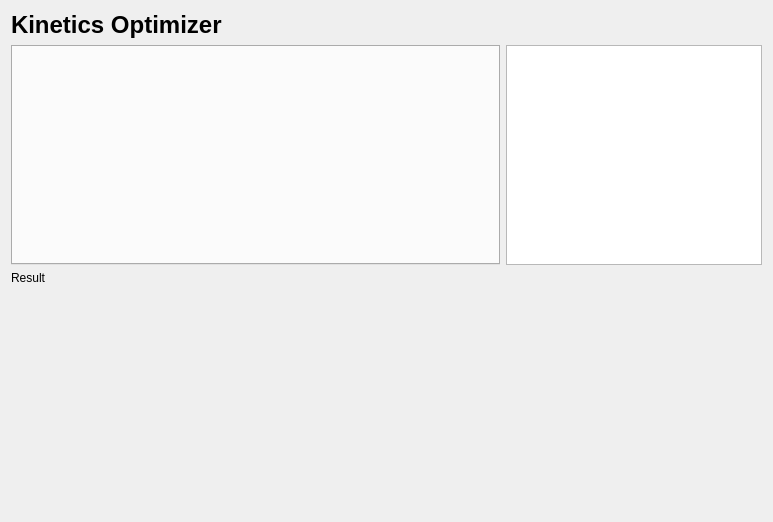
TUM-CBR/pymol-plugins, file cbr/kinetics/visual/KineticsOptimizer.ui: the form before one commit.
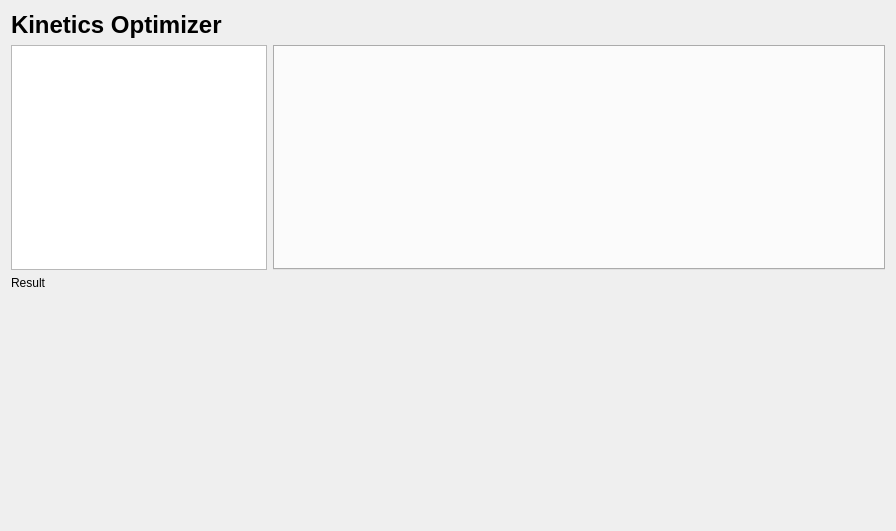
The form after the commit.

Commit message: [Kinetics] Add plot for ki and beta.

The edit to the form file:
```diff
--- a/cbr/kinetics/visual/KineticsOptimizer.ui
+++ b/cbr/kinetics/visual/KineticsOptimizer.ui
@@ -6,22 +6,35 @@
    <rect>
     <x>0</x>
     <y>0</y>
-    <width>773</width>
-    <height>522</height>
+    <width>896</width>
+    <height>531</height>
    </rect>
   </property>
   <property name="windowTitle">
    <string>Form</string>
   </property>
-  <layout class="QGridLayout" name="gridLayout" rowstretch="0,1,0,0,1" columnstretch="1,0">
-   <item row="3" column="0">
+  <layout class="QGridLayout" name="gridLayout" rowstretch="0,1,0,0,1" columnstretch="0,0,1">
+   <item row="1" column="0">
+    <widget class="QTableView" name="parametersTable"/>
+   </item>
+   <item row="4" column="0" colspan="3">
+    <widget class="QWidget" name="plotWidget" native="true"/>
+   </item>
+   <item row="1" column="1" colspan="2">
+    <widget class="QTabWidget" name="initalValuesWidget">
+     <property name="currentIndex">
+      <number>-1</number>
+     </property>
+    </widget>
+   </item>
+   <item row="2" column="0" colspan="3">
     <widget class="QLabel" name="label_4">
      <property name="text">
       <string>Result</string>
      </property>
     </widget>
    </item>
-   <item row="0" column="0">
+   <item row="0" column="0" colspan="3">
     <widget class="QLabel" name="label">
      <property name="styleSheet">
       <string notr="true">font-size: 24px;
@@ -32,19 +45,6 @@
      </property>
     </widget>
    </item>
-   <item row="1" column="1">
-    <widget class="QTableView" name="tableView"/>
-   </item>
-   <item row="1" column="0">
-    <widget class="QTabWidget" name="initalValuesWidget">
-     <property name="currentIndex">
-      <number>-1</number>
-     </property>
-    </widget>
-   </item>
-   <item row="4" column="0" colspan="2">
-    <widget class="QWidget" name="plotWidget" native="true"/>
-   </item>
   </layout>
  </widget>
  <resources/>
```
The commit also changes 7 other files.
